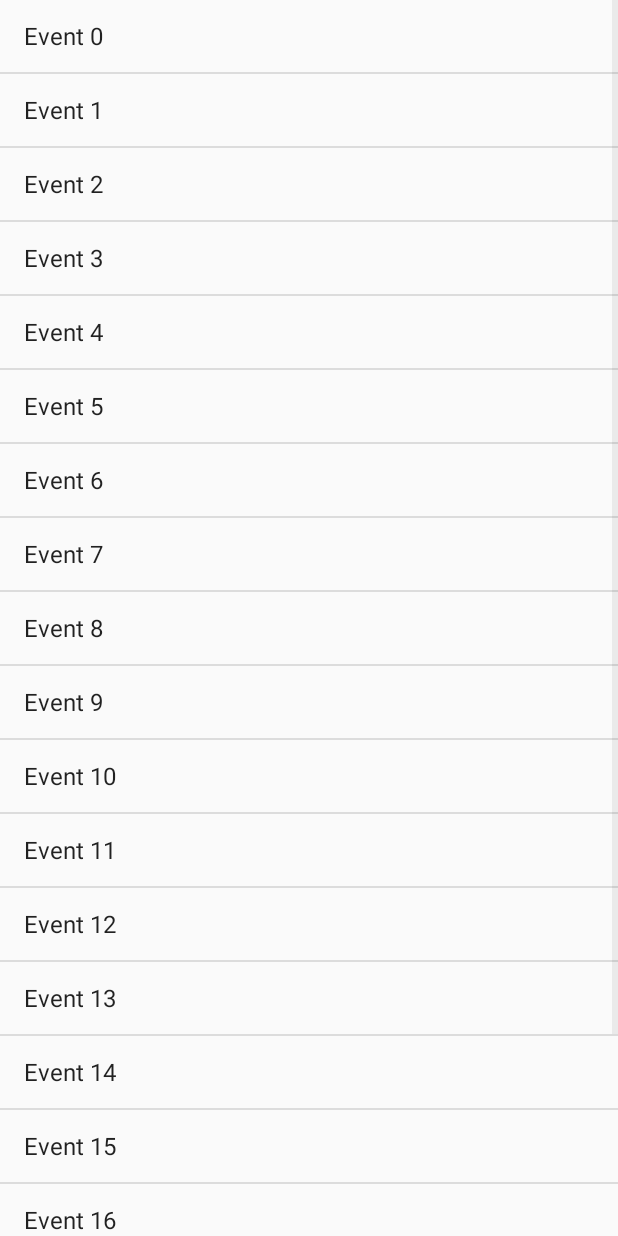
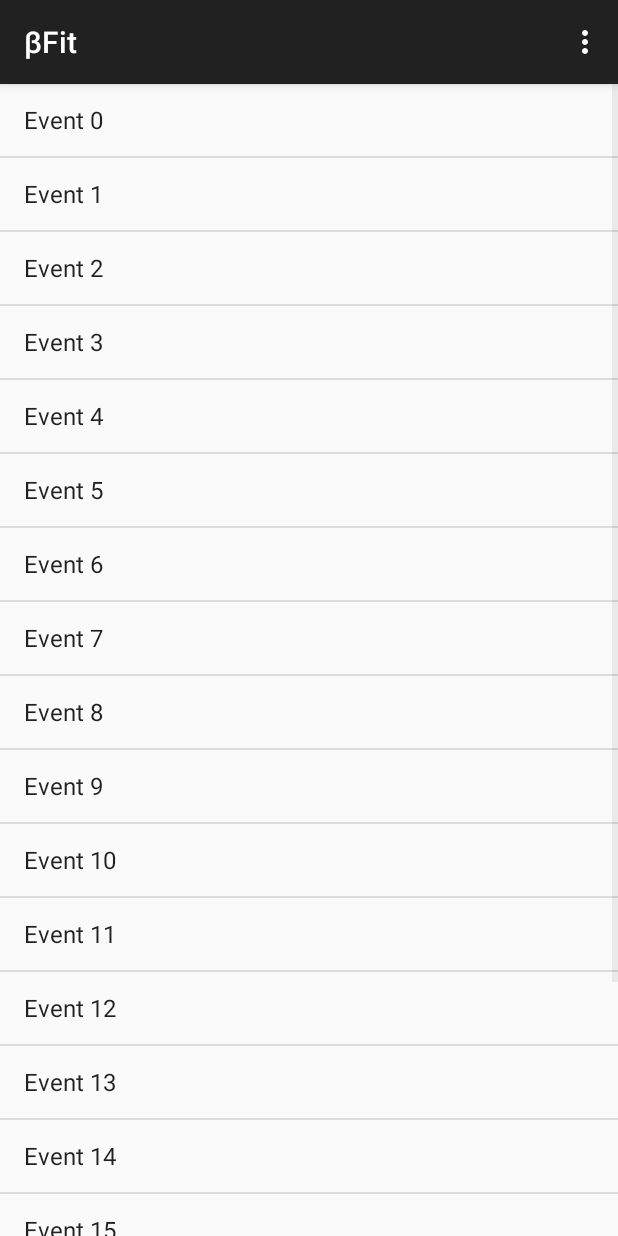
Before and after one commit to eirikst/master-frontend, an Android app: the EventActivity screen opened directly, with no data from a screen before it, on a phone screen of 412 x 824 dp. Run offline under Robolectric (Android 15) with nearby library versions, the phone set to English and light mode, and no system bars; our stand-ins replace ButterKnife; 1 statement that could not run was skipped.

```diff
--- a/app/src/main/AndroidManifest.xml
+++ b/app/src/main/AndroidManifest.xml
@@ -12,7 +12,7 @@
         android:allowBackup="true"
         android:icon="@mipmap/ic_launcher"
         android:label="@string/app_name"
-        android:theme="@style/AppTheme">
+        android:theme="@style/AppTheme.NoActionBar">
         <activity
             android:name=".MainActivity"
             android:label="@string/app_name">
--- a/app/src/main/java/com/andreasogeirik/master_frontend/auth/login/LoginPresenter.java
+++ b/app/src/main/java/com/andreasogeirik/master_frontend/auth/login/LoginPresenter.java
@@ -18,7 +18,7 @@ public class LoginPresenter implements ILoginPresenter, OnLoginFinishedListener
 
     @Override
     public void attemptLogin(String email, String password) {
-        new LoginTask(email, password, Constants.BACKEND_URL  + "/login", this).execute();
+        new LoginTask(email, password, Constants.BACKEND_URL, this).execute();
     }
 
     @Override
--- a/app/src/main/java/com/andreasogeirik/master_frontend/auth/login/LoginTask.java
+++ b/app/src/main/java/com/andreasogeirik/master_frontend/auth/login/LoginTask.java
@@ -15,9 +15,6 @@ import org.springframework.util.MultiValueMap;
 import org.springframework.web.client.HttpClientErrorException;
 import org.springframework.web.client.ResourceAccessException;
 import org.springframework.web.client.RestTemplate;
-
-import java.net.SocketTimeoutException;
-import java.util.List;
 
 /**
  * Created by Andreas on 28.01.2016.
@@ -46,7 +43,7 @@ public class LoginTask extends AsyncTask<Void, Void, ResponseEntity<String>> {
         map.add("password", this.password);
         HttpEntity<String> entity = new HttpEntity(map, headers);
         try {
-            loginResponse = template.exchange(this.url, HttpMethod.POST, entity, String.class);
+            loginResponse = template.exchange(this.url + "/login", HttpMethod.POST, entity, String.class);
             return loginResponse;
         } catch (HttpClientErrorException clientException) {
             clientException.getStatusCode();
--- a/app/src/main/java/com/andreasogeirik/master_frontend/event/EventActivity.java
+++ b/app/src/main/java/com/andreasogeirik/master_frontend/event/EventActivity.java
@@ -1,11 +1,12 @@
 package com.andreasogeirik.master_frontend.event;
 
-import android.app.Activity;
 import android.content.Intent;
-import android.content.SharedPreferences;
 import android.support.v7.app.AppCompatActivity;
 import android.os.Bundle;
+import android.support.v7.widget.Toolbar;
 import android.view.Menu;
+import android.view.MenuInflater;
+import android.view.MenuItem;
 import android.widget.ListView;
 import android.widget.SimpleAdapter;
 import android.widget.TextView;
@@ -13,6 +14,7 @@ import android.widget.TextView;
 import com.andreasogeirik.master_frontend.auth.login.LoginActivity;
 import com.andreasogeirik.master_frontend.util.CustomSwipeRefreshLayout;
 import com.andreasogeirik.master_frontend.R;
+import com.andreasogeirik.master_frontend.util.SessionManager;
 
 import java.util.ArrayList;
 import java.util.HashMap;
@@ -22,7 +24,7 @@ import java.util.Map;
 import butterknife.Bind;
 import butterknife.ButterKnife;
 
-public class EventActivity extends Activity implements CustomSwipeRefreshLayout.OnRefreshListener {
+public class EventActivity extends AppCompatActivity implements CustomSwipeRefreshLayout.OnRefreshListener {
 
     @Bind(R.id.swipe_container)
     CustomSwipeRefreshLayout swipeContainer;
@@ -33,10 +35,12 @@ public class EventActivity extends Activity implements CustomSwipeRefreshLayout.
     @Bind(R.id.empty_view)
     TextView emptyView;
 
+    @Bind(R.id.toolbar)
+    Toolbar toolbar;
+
     @Override
     protected void onCreate(Bundle savedInstanceState) {
-        SharedPreferences prefs = getSharedPreferences("session", MODE_PRIVATE);
-        String cookie = prefs.getString("cookie", null);
+        String cookie = SessionManager.getCookie(this);
         if (cookie == null){
             Intent i = new Intent(this, LoginActivity.class);
             startActivity(i);
@@ -47,18 +51,33 @@ public class EventActivity extends Activity implements CustomSwipeRefreshLayout.
         setContentView(R.layout.activity_event);
         ButterKnife.bind(this);
 
+        setSupportActionBar(toolbar);
         this.swipeContainer.setOnRefreshListener(this);
-
         this.swipeContainer.setListView(this.listView);
-
         this.listView.setEmptyView(this.emptyView);
 
         loadDummyEvents();
     }
 
     @Override
+    public boolean onOptionsItemSelected(MenuItem item) {
+        switch (item.getItemId()) {
+            case R.id.sign_out:
+                SessionManager.signOut(this);
+                return true;
+            default:
+                // If we got here, the user's action was not recognized.
+                // Invoke the superclass to handle it.
+                return super.onOptionsItemSelected(item);
+
+        }
+    }
+
+    @Override
     public boolean onCreateOptionsMenu(Menu menu) {
-        return super.onCreateOptionsMenu(menu);
+        MenuInflater inflater = getMenuInflater();
+        inflater.inflate(R.menu.menu_main, menu);
+        return true;
     }
 
     public void loadDummyEvents(){
@@ -81,7 +100,7 @@ public class EventActivity extends Activity implements CustomSwipeRefreshLayout.
     }
 
     public void deleteItems(){
-        this.listView.setAdapter(new SimpleAdapter(this, new ArrayList<Map<String, ?>>(), android.R.layout.simple_list_item_1, new String[] {"Event"}, new int[] {android.R.id.text1}));
+        this.listView.setAdapter(new SimpleAdapter(this, new ArrayList<Map<String, ?>>(), android.R.layout.simple_list_item_1, new String[]{"Event"}, new int[]{android.R.id.text1}));
         swipeContainer.setRefreshing(false);
     }
 }
--- a/app/src/main/java/com/andreasogeirik/master_frontend/util/Constants.java
+++ b/app/src/main/java/com/andreasogeirik/master_frontend/util/Constants.java
@@ -8,6 +8,6 @@ public class Constants {
     //Home
 //    public static final String BACKEND_URL = "http://10.0.0.181:8080/";
     //NTNU
-    public static final String BACKEND_URL = "http://78.91.0.203:8080/";
+    public static final String BACKEND_URL = "http://10.20.52.168:8080/";
 
 }
--- a/app/src/main/res/layout/activity_event.xml
+++ b/app/src/main/res/layout/activity_event.xml
@@ -1,9 +1,27 @@
 <?xml version="1.0" encoding="utf-8"?>
+
+
+<RelativeLayout
+    xmlns:android="http://schemas.android.com/apk/res/android"
+    xmlns:app="http://schemas.android.com/apk/res-auto"
+    android:layout_width="match_parent"
+    android:layout_height="match_parent">
+
+
+    <android.support.v7.widget.Toolbar
+        android:id="@+id/toolbar"
+        android:layout_width="match_parent"
+        android:layout_height="?attr/actionBarSize"
+        android:background="?attr/colorPrimary"
+        android:elevation="4dp"
+        android:theme="@style/ThemeOverlay.AppCompat.Dark.ActionBar"
+        app:popupTheme="@style/ThemeOverlay.AppCompat.Light"/>
+
     <com.andreasogeirik.master_frontend.util.CustomSwipeRefreshLayout
         android:id="@+id/swipe_container"
-    xmlns:android="http://schemas.android.com/apk/res/android"
         android:layout_width="match_parent"
-    android:layout_height="wrap_content">
+        android:layout_height="wrap_content"
+        android:layout_below="@id/toolbar">
 
         <FrameLayout
             android:layout_width="match_parent"
@@ -37,3 +55,4 @@
             </ScrollView>
         </FrameLayout>
     </com.andreasogeirik.master_frontend.util.CustomSwipeRefreshLayout>
+</RelativeLayout>
--- a/app/src/main/res/menu/menu_main.xml
+++ b/app/src/main/res/menu/menu_main.xml
@@ -1,6 +1,9 @@
+<?xml version="1.0" encoding="utf-8"?>
 <menu xmlns:android="http://schemas.android.com/apk/res/android"
-    xmlns:app="http://schemas.android.com/apk/res-auto"
-    xmlns:tools="http://schemas.android.com/tools" tools:context=".MainActivity">
-    <item android:id="@+id/action_settings" android:title="@string/action_settings"
-        android:orderInCategory="100" app:showAsAction="never" />
+    xmlns:app="http://schemas.android.com/apk/res-auto">
+
+    <!-- Settings, should always be in the overflow -->
+    <item android:id="@+id/sign_out"
+        android:title="@string/sign_out"
+        app:showAsAction="never"/>
 </menu>
--- a/app/src/main/res/values/strings.xml
+++ b/app/src/main/res/values/strings.xml
@@ -1,7 +1,8 @@
 <resources>
-    <string name="app_name">master-frontend</string>
+    <string name="app_name">βFit</string>
 
     <string name="hello_world">Hello world!</string>
+    <string name="sign_out">Sign out</string>
     <string name="action_settings">Settings</string>
     <string name="title_activity_login">Sign in</string>
 
@@ -22,5 +23,4 @@
     <!-- Strings related to login -->
     <string name="error_invalid_email">This email address is invalid</string>
     <string name="title_activity_event">EventActivity</string>
-    <string name="title_activity_main2">Main2Activity</string>
 </resources>
```
Also changed, not shown: app/src/main/java/com/andreasogeirik/master_frontend/auth/login/LoginActivity.java (+3 -8 lines), app/src/main/java/com/andreasogeirik/master_frontend/auth/logout/LogoutTask.java (added, +49 -0 lines), app/src/main/java/com/andreasogeirik/master_frontend/util/SessionManager.java (added, +42 -0 lines), app/src/main/res/menu/menu_event.xml (deleted, +0 -9 lines), 1 other file. Lines whose indentation alone changed are shown as unchanged.
